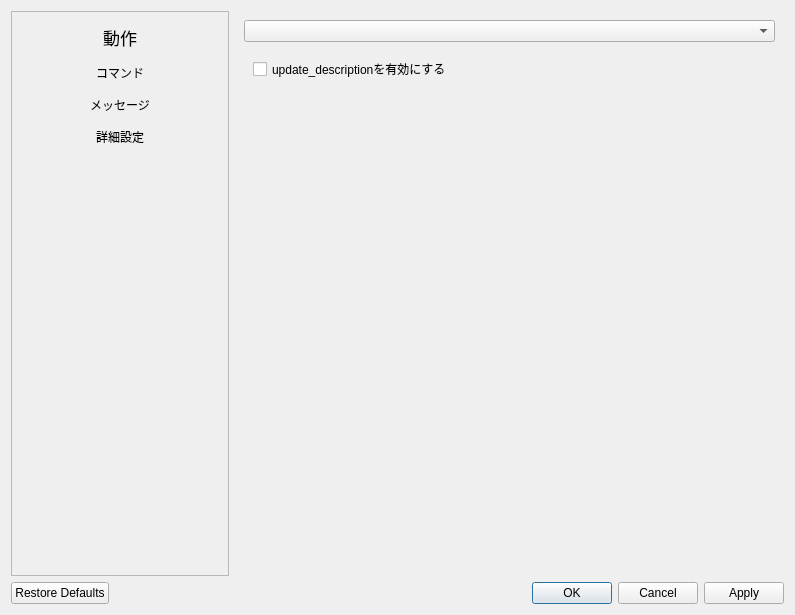
embicoin/update_name_Qt, file preferencesdialog.ui: the form before one commit.
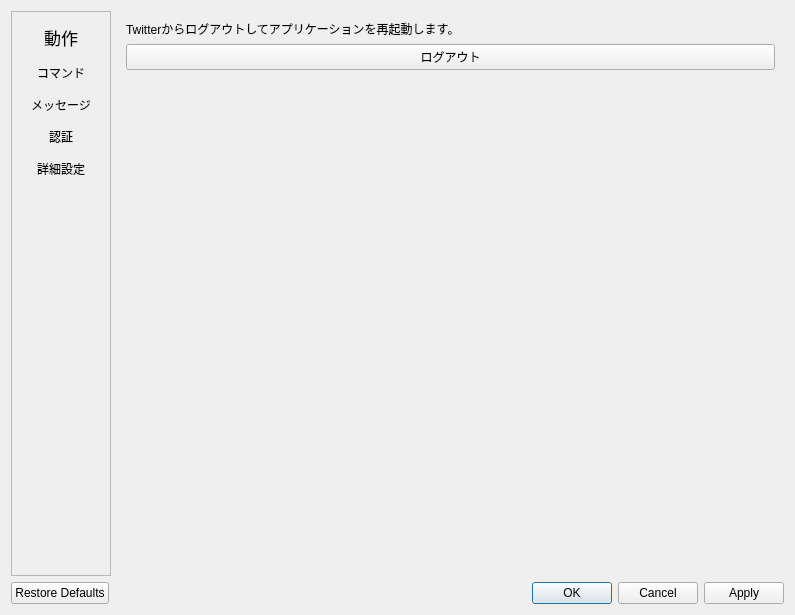
The form after the commit.

Commit message: 設定項目の追加

The edit to the form file:
```diff
--- a/preferencesdialog.ui
+++ b/preferencesdialog.ui
@@ -19,7 +19,7 @@
      <item>
       <widget class="QScrollArea" name="scrollArea">
        <property name="sizePolicy">
-        <sizepolicy hsizetype="MinimumExpanding" vsizetype="Expanding">
+        <sizepolicy hsizetype="Fixed" vsizetype="Expanding">
          <horstretch>0</horstretch>
          <verstretch>0</verstretch>
         </sizepolicy>
@@ -40,7 +40,7 @@
          </rect>
         </property>
         <property name="sizePolicy">
-         <sizepolicy hsizetype="MinimumExpanding" vsizetype="Preferred">
+         <sizepolicy hsizetype="Minimum" vsizetype="Preferred">
           <horstretch>0</horstretch>
           <verstretch>0</verstretch>
          </sizepolicy>
@@ -81,6 +81,16 @@
            </property>
           </widget>
          </item>
+         <item>
+          <widget class="QPushButton" name="authButton">
+           <property name="text">
+            <string>認証</string>
+           </property>
+           <property name="flat">
+            <bool>true</bool>
+           </property>
+          </widget>
+         </item>
          <item>
           <widget class="QPushButton" name="advancedSettingButton">
            <property name="text">
@@ -111,13 +121,13 @@
      <item>
       <widget class="QStackedWidget" name="stackedWidget">
        <property name="sizePolicy">
-        <sizepolicy hsizetype="Maximum" vsizetype="Preferred">
+        <sizepolicy hsizetype="Expanding" vsizetype="Preferred">
          <horstretch>0</horstretch>
          <verstretch>0</verstretch>
         </sizepolicy>
        </property>
        <property name="currentIndex">
-        <number>1</number>
+        <number>3</number>
        </property>
        <widget class="QWidget" name="page">
         <layout class="QVBoxLayout" name="verticalLayout_3">
@@ -958,6 +968,37 @@
          </item>
         </layout>
        </widget>
+       <widget class="QWidget" name="page_20">
+        <layout class="QVBoxLayout" name="verticalLayout_44">
+         <item>
+          <widget class="QLabel" name="label_23">
+           <property name="text">
+            <string>Twitterからログアウトしてアプリケーションを再起動します。</string>
+           </property>
+          </widget>
+         </item>
+         <item>
+          <widget class="QPushButton" name="logoutButton">
+           <property name="text">
+            <string>ログアウト</string>
+           </property>
+          </widget>
+         </item>
+         <item>
+          <spacer name="verticalSpacer_11">
+           <property name="orientation">
+            <enum>Qt::Vertical</enum>
+           </property>
+           <property name="sizeHint" stdset="0">
+            <size>
+             <width>20</width>
+             <height>40</height>
+            </size>
+           </property>
+          </spacer>
+         </item>
+        </layout>
+       </widget>
        <widget class="QWidget" name="page_4">
         <layout class="QVBoxLayout" name="verticalLayout_9">
          <item>
```
Left out of the diff: 2 changed lines with no effect on the pictures. The commit also changes 2 other files.
